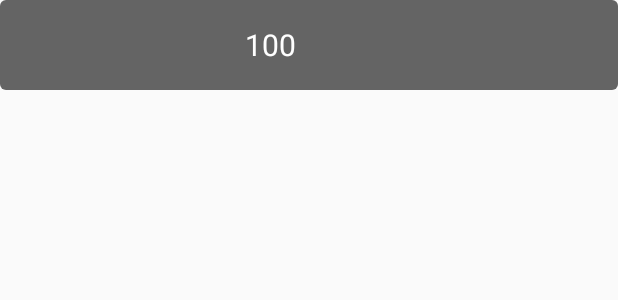
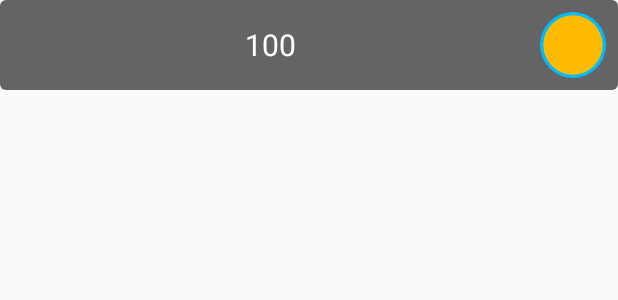
Before and after one commit to Micnubinub/FakeHackerV3, an Android app: the layout store_item.xml on its own in the app's theme, with its tools: preview values and no code run, on a phone screen of 412 x 824 dp. Shown: the top 300 px of the screen. Run offline under Robolectric (Android 15) with nearby library versions, the phone set to English and light mode, and no system bars.

Commit message:
Merging with P2P

```diff
--- a/app/src/main/java/tbs/fakehackerv3/MainActivity.java
+++ b/app/src/main/java/tbs/fakehackerv3/MainActivity.java
@@ -125,8 +125,6 @@ public class MainActivity extends FragmentActivity {
             /*Todo messageEditText.setEnabled(true);*/
         }
     };
-
-
     public static P2PManager p2PManager;
     public static Activity context;
     public static FragmentManager fragmentManager;
@@ -141,7 +139,6 @@ public class MainActivity extends FragmentActivity {
     public static boolean connected;
     public static WifiP2pGroup currentGroup;
 
-
     @Override
     protected void onCreate(Bundle savedInstanceState) {
         super.onCreate(savedInstanceState);
@@ -149,7 +146,6 @@ public class MainActivity extends FragmentActivity {
         p2PManager = P2PManager.getP2PManager(this, p2pListener);
         setContentView(R.layout.main_view);
         mainViewManager = new MainViewManager(findViewById(R.id.main_view));
-
 
         // get fragment manager
         fragmentManager = getSupportFragmentManager();
--- a/app/src/main/java/tbs/fakehackerv3/P2PManager.java
+++ b/app/src/main/java/tbs/fakehackerv3/P2PManager.java
@@ -193,8 +193,7 @@ public class P2PManager extends Service {
 
     private P2PManager(Activity activity) {
         P2PManager.activity = activity;
-
-        if (isServiceRunning())
+        if (isServiceRunning() || isActive() || tryingToConnect)
             return;
         activity.startService(new Intent(activity, P2PManager.class));
         //Todo make a preference and put it in settings
--- a/app/src/main/java/tbs/fakehackerv3/fragments/Fragments.java
+++ b/app/src/main/java/tbs/fakehackerv3/fragments/Fragments.java
@@ -6,6 +6,9 @@ import android.support.v4.app.Fragment;
 import android.view.LayoutInflater;
 import android.view.View;
 import android.view.ViewGroup;
+import android.widget.BaseAdapter;
+
+import java.util.ArrayList;
 
 import tbs.fakehackerv3.R;
 
--- /dev/null
+++ b/app/src/main/java/tbs/fakehackerv3/fragments/StoreImageView.java
@@ -0,0 +1,59 @@
+package tbs.fakehackerv3.fragments;
+
+import android.content.Context;
+import android.graphics.Canvas;
+import android.graphics.Paint;
+import android.util.AttributeSet;
+import android.widget.ImageView;
+
+/**
+ * Created by Michael on 6/18/2015.
+ */
+public class StoreImageView extends ImageView {
+    public float innerCircleScale = .9f;
+    public int innerCircleColor = 0xffffbb00;
+    public int outerCircleColor = 0xff00bbff;
+    private static final Paint paint = new Paint();
+    private int cx, cy, r;
+
+    public StoreImageView(Context context) {
+        super(context);
+    }
+
+    public StoreImageView(Context context, AttributeSet attrs) {
+        super(context, attrs);
+    }
+
+    public StoreImageView(Context context, AttributeSet attrs, int defStyleAttr) {
+        super(context, attrs, defStyleAttr);
+    }
+
+    public void setInnerCircleColor(int innerCircleColor) {
+        this.innerCircleColor = innerCircleColor;
+    }
+
+    public void setInnerCircleScale(float innerCircleScale) {
+        this.innerCircleScale = innerCircleScale;
+    }
+
+    public void setOuterCircleColor(int outerCircleColor) {
+        this.outerCircleColor = outerCircleColor;
+    }
+
+    @Override
+    protected void onDraw(Canvas canvas) {
+        paint.setColor(outerCircleColor);
+        canvas.drawCircle(cx, cy, r, paint);
+        paint.setColor(innerCircleColor);
+        canvas.drawCircle(cx, cy, r * innerCircleScale, paint);
+        super.onDraw(canvas);
+    }
+
+    @Override
+    protected void onSizeChanged(int w, int h, int oldw, int oldh) {
+        super.onSizeChanged(w, h, oldw, oldh);
+        cx = w / 2;
+        cy = h / 2;
+        r = Math.min(cy, cx);
+    }
+}
--- a/app/src/main/res/layout/store_item.xml
+++ b/app/src/main/res/layout/store_item.xml
@@ -23,7 +23,7 @@
         android:textColor="#ffffff"
         android:textSize="20sp" />
 
-    <ImageView
+    <tbs.fakehackerv3.fragments.StoreImageView
         android:id="@+id/icon"
         android:layout_width="44dp"
         android:layout_height="44dp"
```
Also changed, not shown: app/src/main/java/tbs/fakehackerv3/FileManager.java (+93 -0 lines), app/src/main/res/layout/file_item.xml (added, +43 -0 lines), app/src/main/res/drawable/file_document.png (added), app/src/main/res/drawable/file_file.png (added), app/src/main/res/drawable/file_image.png (added), app/src/main/res/drawable/file_music.png (added), app/src/main/res/drawable/file_pdf.png (added), app/src/main/res/drawable/file_video.png (added), app/src/main/res/drawable/message.png (added), app/src/main/res/drawable/next.png (added), app/src/main/res/drawable/pause.png (added), app/src/main/res/drawable/play.png (added), app/src/main/res/drawable/prev.png (added), app/src/main/res/drawable/settings.png (added).
